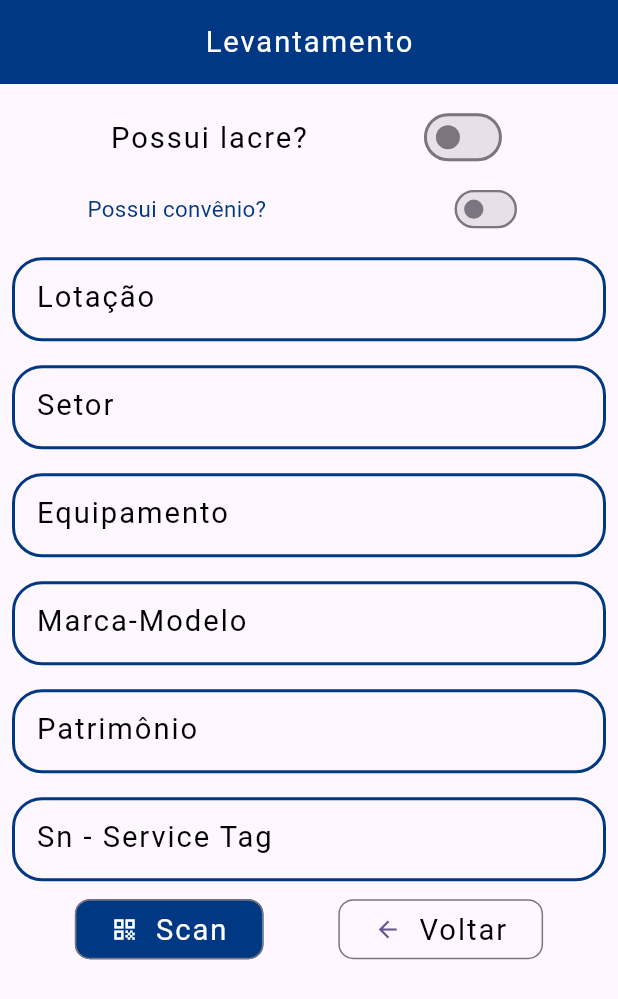
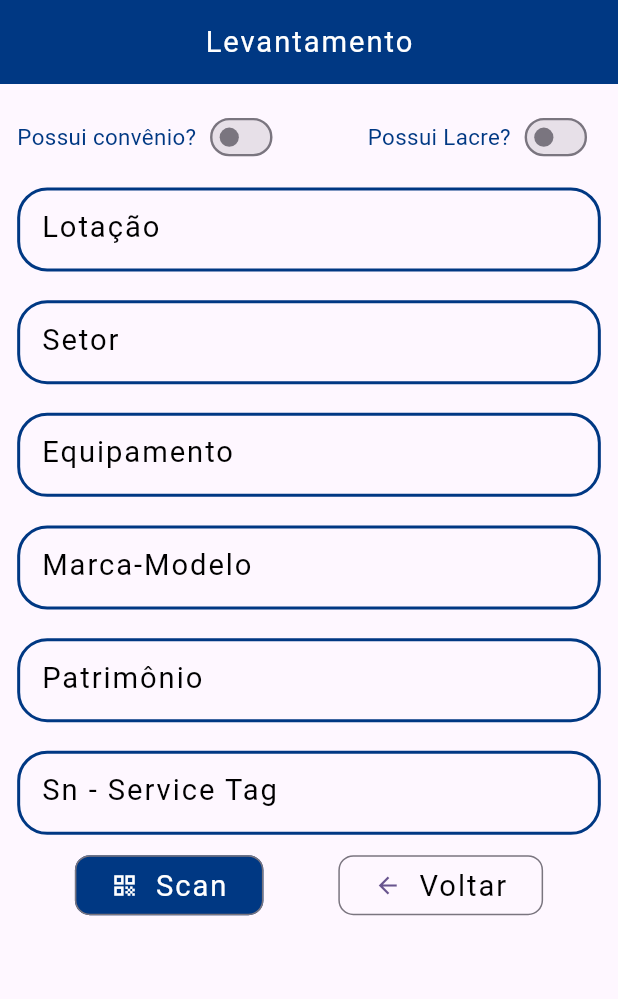
Before and after one commit to GrrMoura/suporteDTI, a Flutter app: the LevantamentoDigitado screen opened by its route, on a phone screen of 412 x 824 dp. Shown: the top 999 px of the screen. Run offline on Flutter 3.47's test engine with Material 3 defaults, Android fonts, the phone set to English and light mode, and no system bars; our stand-ins replace connectivity_plus, convex_bottom_bar, device_info_plus, dio, fl_chart, flutter_screenutil and 10 more; missing offline and left inert: android_id, mobile_scanner; accounts and stored records are empty; Roboto replaces fonts that are missing (RobotoMedium).

Commit message:
Mudanças: Finalização da tela levantamento digitado e troca de snackbar

```diff
--- a/lib/controller/autenticacao_controller.dart
+++ b/lib/controller/autenticacao_controller.dart
@@ -22,7 +22,7 @@ class AutenticacaoController {
 
         Generic.snackBar(
             context: context,
-            conteudo:
+            mensagem:
                 'Sem conexão com a internet. Estabeleça uma conexão e tente novamente');
 
         return null;
@@ -34,13 +34,13 @@ class AutenticacaoController {
         model.ocupado = false;
         if (response.statusCode == 422) {
           Generic.snackBar(
-              context: context, conteudo: ' Erro - ${response.data[0]}');
+              context: context, mensagem: ' Erro - ${response.data[0]}');
 
           return null;
         }
 
         Generic.snackBar(
-            context: context, conteudo: ' Erro - ${response.statusMessage}');
+            context: context, mensagem: ' Erro - ${response.statusMessage}');
 
         return null;
       }
--- a/lib/navegacao/app_rotas.dart
+++ b/lib/navegacao/app_rotas.dart
@@ -6,15 +6,15 @@ import 'package:suporte_dti/screens/equipamento_detalhe_screen.dart';
 import 'package:suporte_dti/screens/levantamento_escrito_screen.dart';
 import 'package:suporte_dti/screens/login_screen.dart';
 import 'package:suporte_dti/screens/qr_code_resultado_screen.dart';
+import 'package:suporte_dti/screens/qr_code_scanner_screen.dart';
 import 'package:suporte_dti/screens/resultado_screen.dart';
 import 'package:suporte_dti/screens/search_screen.dart';
 import 'package:suporte_dti/screens/delegacia_resultado_screen.dart';
-import 'package:suporte_dti/viewModel/login_view_model.dart';
 
 class Rotas {
   Rotas();
   static final routers = GoRouter(
-    initialLocation: AppRouterName.levantamentoDigitadoScreen,
+    initialLocation: AppRouterName.login,
     routes: [
       GoRoute(
         path: AppRouterName.login,
@@ -78,6 +78,10 @@ class Rotas {
         path: AppRouterName.levantamentoDigitadoScreen,
         builder: (context, state) => (LevantamentoDigitado()),
       ),
+      GoRoute(
+        path: AppRouterName.qrCodeScanner,
+        builder: (context, state) => (QrCodeScanner()),
+      ),
     ],
   );
 }
--- a/lib/navegacao/app_screens_path.dart
+++ b/lib/navegacao/app_screens_path.dart
@@ -4,6 +4,7 @@ abstract class AppRouterName {
   static const String login = '/login';
   static const String resultado = '/resultado';
   static const String detalhe = '/detalhe';
+  static const String qrCodeScanner = '/qrCodeScanner';
   static const String search = '/search';
   static const String qrCodeResult = '/qrCodeResult';
   static const String resultDelegacias = '/resultDelegacias';
--- a/lib/screens/levantamento_escrito_screen.dart
+++ b/lib/screens/levantamento_escrito_screen.dart
@@ -1,5 +1,6 @@
 import 'package:flutter/material.dart';
-
+import 'package:flutter/services.dart';
+import 'package:flutter/widgets.dart';
 import 'package:flutter_screenutil/flutter_screenutil.dart';
 import 'package:suporte_dti/utils/app_colors.dart';
 import 'package:suporte_dti/utils/app_styles.dart';
@@ -38,24 +39,8 @@ class _LevantamentoDigitadoState extends State<LevantamentoDigitado> {
             children: [
               SizedBox(height: 10.sp),
               Row(
-                mainAxisAlignment: MainAxisAlignment.spaceEvenly,
                 children: [
-                  Text(
-                    "Possui lacre?",
-                    style: Styles().mediumTextStyle(),
-                  ),
-                  Switch(
-                      value: isConvenio,
-                      onChanged: (value) {
-                        setState(() {
-                          isConvenio = value;
-                        });
-                      }),
-                ],
-              ),
-              Row(
-                mainAxisAlignment: MainAxisAlignment.spaceAround,
-                children: [
+                  SizedBox(width: 10.w),
                   Text(
                     "Possui convênio?",
                     style: Styles().smallTextStyle(),
@@ -63,6 +48,7 @@ class _LevantamentoDigitadoState extends State<LevantamentoDigitado> {
                   Transform.scale(
                     scale: 0.8,
                     child: Switch(
+                        activeColor: AppColors.cSecondaryColor,
                         value: isConvenio,
                         onChanged: (value) {
                           setState(() {
@@ -70,20 +56,37 @@ class _LevantamentoDigitadoState extends State<LevantamentoDigitado> {
                           });
                         }),
                   ),
+                  const Expanded(child: SizedBox(width: 30)),
+                  Text(
+                    "Possui Lacre?",
+                    style: Styles().smallTextStyle(),
+                  ),
+                  Transform.scale(
+                    scale: 0.8,
+                    child: Switch(
+                        activeColor: AppColors.cSecondaryColor,
+                        value: isLacre,
+                        onChanged: (value) {
+                          setState(() {
+                            isLacre = value;
+                          });
+                        }),
+                  ),
+                  SizedBox(width: 10.w),
                 ],
               ),
               FieldsLevantamentoDigitado(
                 lotacaoCtrl: lotacaoCtrl,
                 tipo: "Lotação",
-                  keyboardType: TextInputType.name),
+              ),
               FieldsLevantamentoDigitado(
                 lotacaoCtrl: setorCtrl,
                 tipo: "Setor",
-                  keyboardType: TextInputType.name),
+              ),
               FieldsLevantamentoDigitado(
                 lotacaoCtrl: equipamentoCtrl,
                 tipo: "Equipamento",
-                  keyboardType: TextInputType.name),
+              ),
               FieldsLevantamentoDigitado(
                   lotacaoCtrl: marcaCtrl,
                   tipo: "Marca-Modelo",
@@ -91,7 +94,7 @@ class _LevantamentoDigitadoState extends State<LevantamentoDigitado> {
               FieldsLevantamentoDigitado(
                   lotacaoCtrl: patrimonioCtrl,
                   tipo: "Patrimônio",
-                  keyboardType: TextInputType.number),
+                  keyboardType: TextInputType.visiblePassword),
               FieldsLevantamentoDigitado(
                   lotacaoCtrl: serviceTagCtrl,
                   tipo: "Sn - Service Tag",
@@ -161,20 +164,20 @@ class FieldsLevantamentoDigitado extends StatelessWidget {
       {super.key,
       required this.lotacaoCtrl,
       required this.tipo,
-      required this.keyboardType});
+      this.keyboardType});
 
   final TextEditingController lotacaoCtrl;
   final String tipo;
-  final TextInputType keyboardType;
+  final TextInputType? keyboardType;
 
   @override
   Widget build(BuildContext context) {
     return Padding(
-      padding: const EdgeInsets.all(8.0),
+      padding: EdgeInsets.symmetric(vertical: 8.h, horizontal: 10.w),
       child: TextFormField(
         textInputAction: TextInputAction.next,
         controller: lotacaoCtrl,
-        keyboardType: keyboardType,
+        keyboardType: keyboardType ?? TextInputType.name,
         decoration: InputDecoration(
             alignLabelWithHint: true,
             labelText: tipo,
--- a/pubspec.yaml
+++ b/pubspec.yaml
@@ -56,6 +56,7 @@ dependencies:
   mask_text_input_formatter: ^2.8.0
   device_info_plus: ^9.1.1
   android_id: ^0.3.6
+  top_snackbar_flutter: ^3.1.0
 
 
 
```
Also changed, not shown: lib/controller/consulta_controller.dart (+13 -13 lines), lib/screens/delegacia_resultado_screen.dart (+28 -18 lines), lib/screens/login_screen.dart (+20 -21 lines), lib/screens/qr_code_resultado_screen.dart (+4 -4 lines), lib/screens/resultado_screen.dart (+5 -4 lines), lib/screens/search_screen.dart (+13 -14 lines), lib/utils/app_name.dart (added, +15 -0 lines), lib/utils/snack_bar_generic.dart (+31 -17 lines), pubspec.lock, 2 other files. Lines whose indentation alone changed are shown as unchanged.
